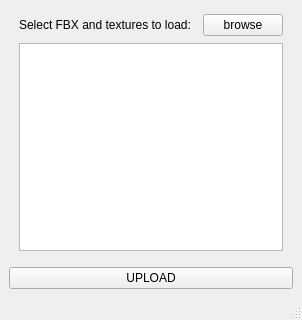
Ale32/UploadTool, file ui/MainWindow.ui: the form before one commit; both pictures show x 0 to 302 and y 149 to 469 of the 302 by 469 pixel window.
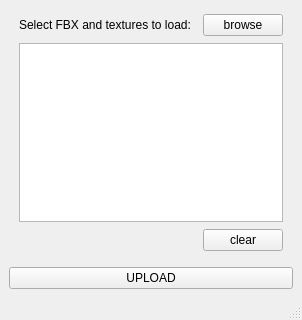
The form after the commit.

Commit message: add clear button for the list widget and upload functions

```diff
--- a/ui/MainWindow.ui
+++ b/ui/MainWindow.ui
@@ -134,6 +134,36 @@
       <item>
        <widget class="QListWidget" name="listWidget"/>
       </item>
+      <item>
+       <layout class="QHBoxLayout" name="hlay_listButtons">
+        <item>
+         <spacer name="hspacer_clearbutton">
+          <property name="orientation">
+           <enum>Qt::Horizontal</enum>
+          </property>
+          <property name="sizeHint" stdset="0">
+           <size>
+            <width>40</width>
+            <height>20</height>
+           </size>
+          </property>
+         </spacer>
+        </item>
+        <item>
+         <widget class="QPushButton" name="button_clearList">
+          <property name="sizePolicy">
+           <sizepolicy hsizetype="Maximum" vsizetype="Fixed">
+            <horstretch>0</horstretch>
+            <verstretch>0</verstretch>
+           </sizepolicy>
+          </property>
+          <property name="text">
+           <string>clear</string>
+          </property>
+         </widget>
+        </item>
+       </layout>
+      </item>
      </layout>
     </item>
     <item>
```
The commit also changes 1 other file.
